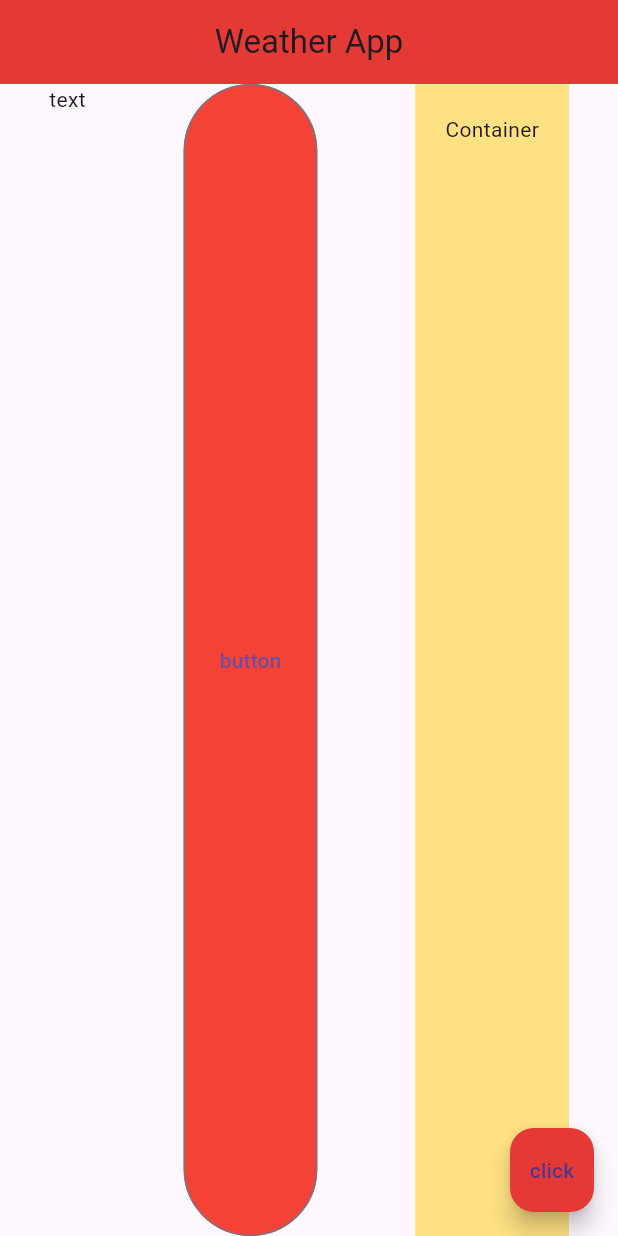
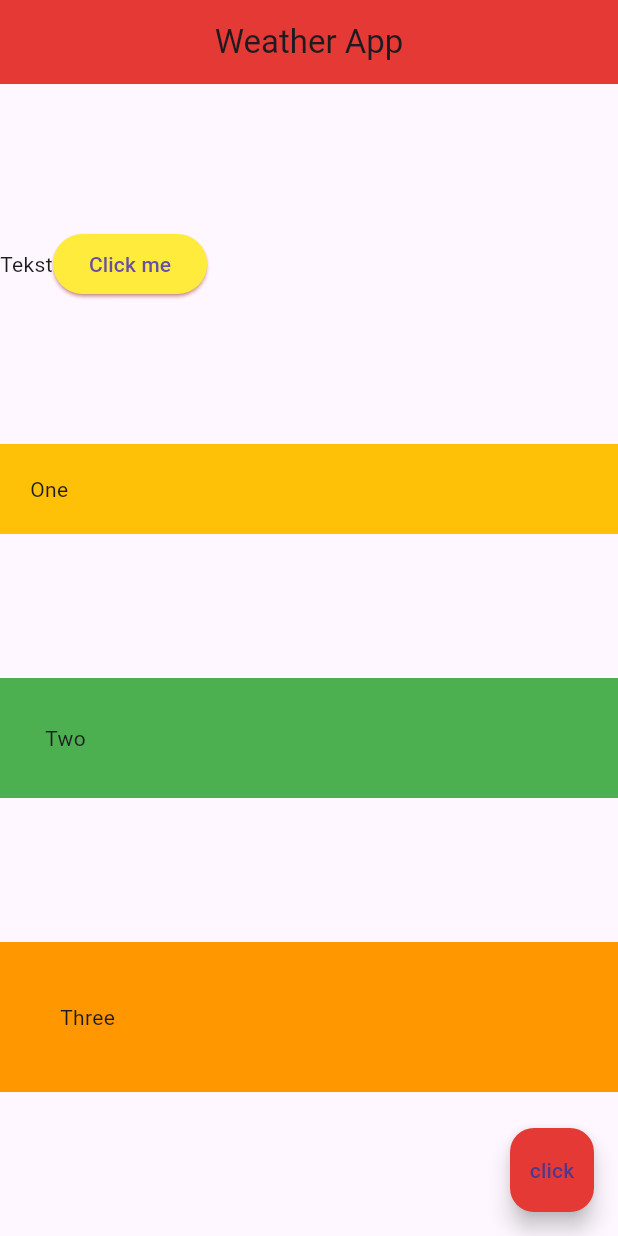
Before and after one commit to lcugura1/WeatherApp, a Flutter app: the screen it shows after launch, on a phone screen of 412 x 824 dp. Run offline on Flutter 3.47's test engine with Material 3 defaults, Android fonts, the phone set to English and light mode, and no system bars.

Commit message:
Understanding columns.

```diff
--- a/lib/main.dart
+++ b/lib/main.dart
@@ -15,21 +15,39 @@ class Home extends StatelessWidget {
         centerTitle: true,
         backgroundColor: Colors.red[600],
       ),
-      body: Row(
-        mainAxisAlignment: MainAxisAlignment.spaceAround,
+      body: Column(
+        mainAxisAlignment: MainAxisAlignment.spaceEvenly,
         crossAxisAlignment: CrossAxisAlignment.stretch,
+
         children: <Widget>[
-          Text('text'),
-          OutlinedButton(onPressed: () {},
-              style: OutlinedButton.styleFrom(
-                backgroundColor: Colors.red[500],
+          Row(
+            children: <Widget>[
+              Text('Tekst'),
+              ElevatedButton(onPressed: () {
+                print('you have clicked this button!');
+              },
+                  child: Text('Click me'),
+                style: ElevatedButton.styleFrom(
+                  shadowColor: Colors.red,
+                  backgroundColor: Colors.yellow,
+                ),
               ),
-              child: Text('button')
+            ],
           ),
           Container(
-            color: Colors.amber[200],
-            padding: EdgeInsets.all(20),
-            child: Text('Container'),
+            padding: EdgeInsets.all(20.0),
+            color: Colors.amber,
+            child: Text('One'),
+          ),
+          Container(
+            padding: EdgeInsets.all(30.0),
+            color: Colors.green,
+            child: Text('Two'),
+          ),
+          Container(
+            padding: EdgeInsets.all(40.0),
+            color: Colors.orange,
+            child: Text('Three'),
           ),
         ],
       ),
```
